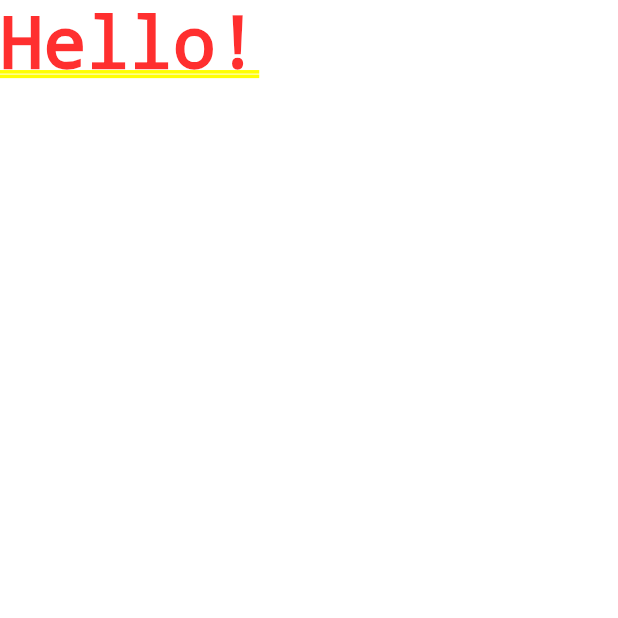
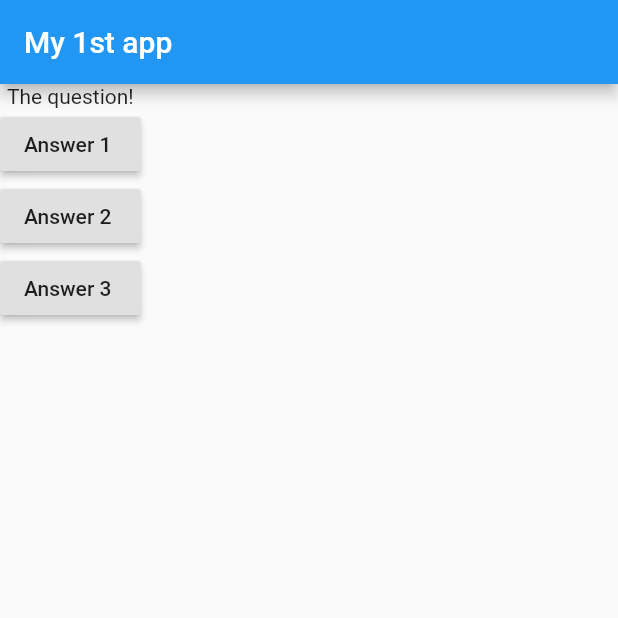
Before and after one commit to shahsamved/flutter-quiz-app, a Flutter app: the screen it shows after launch, on a phone screen of 412 x 824 dp, the top half of it. Run offline on Flutter 3.47's test engine with Material 2 defaults, Android fonts, the phone set to English and light mode, and no system bars.

Commit message:
Basic quiz app questions and options button

```diff
--- a/lib/main.dart
+++ b/lib/main.dart
@@ -1,15 +1,38 @@
 import 'package:flutter/material.dart';
 
-void main() {
-  runApp(MyApp());
-}
+void main() => runApp(MyApp());
 
 class MyApp extends StatelessWidget {
   // This widget is the root of your application.
+  void ansQues() {
+    print('Answer chosen!');
+  }
+
   @override
   Widget build(BuildContext context) {
+    var questions = ['Whats ur fav color?'];
     return MaterialApp(
-      home: Text('Hello!'),
+      home: Scaffold(
+          appBar: AppBar(
+            title: Text('My 1st app'),
+          ),
+          body: Column(
+            children: [
+              Text('The question!'),
+              RaisedButton(
+                child: Text('Answer 1 '),
+                onPressed: ansQues,
+              ),
+              RaisedButton(
+                child: Text('Answer 2 '),
+                onPressed: ansQues,
+              ),
+              RaisedButton(
+                child: Text('Answer 3 '),
+                onPressed: ansQues,
+              )
+            ],
+          )),
     );
   }
 }
```
